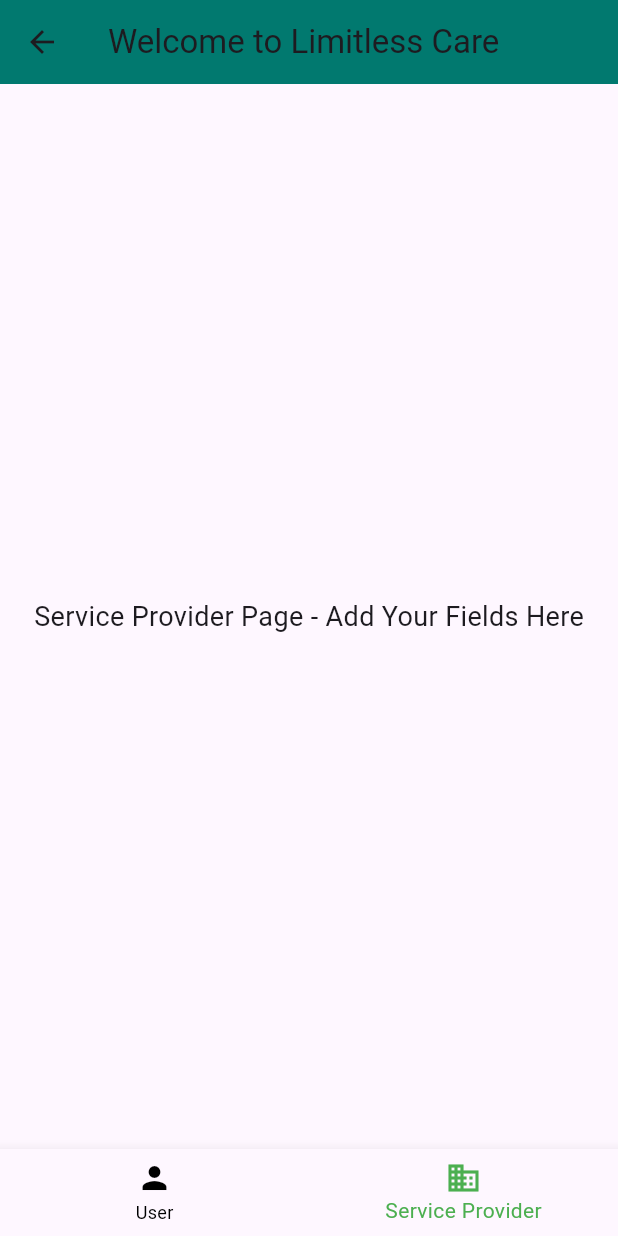
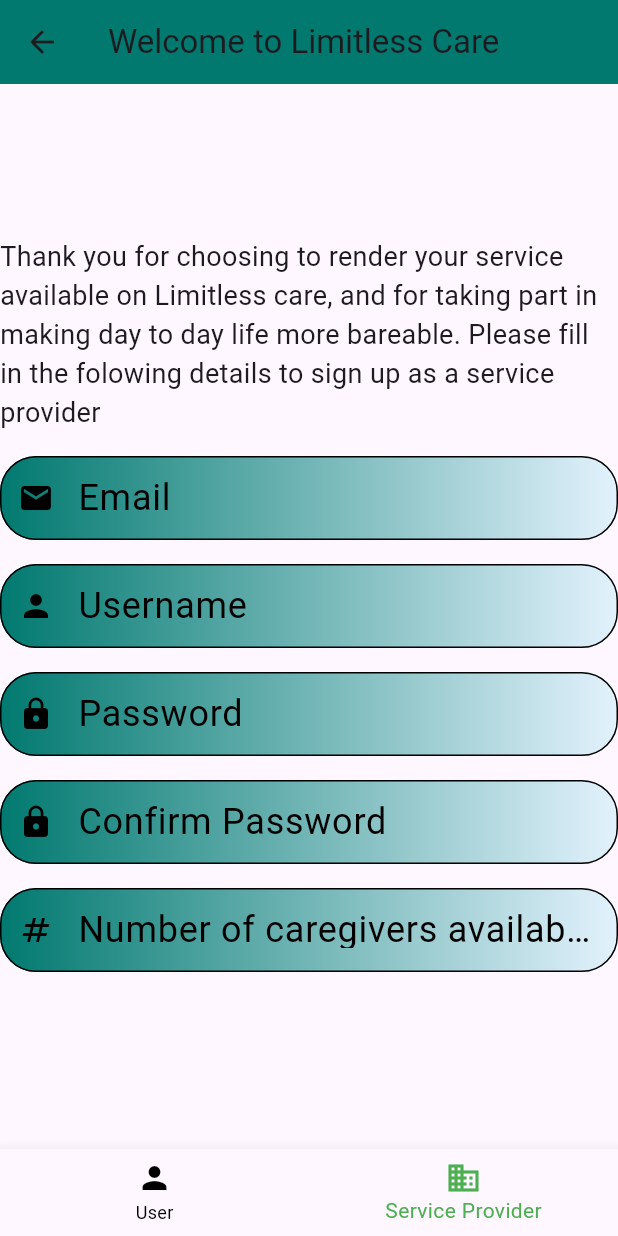
Before and after one commit to WernerKigero/limitless_care, a Flutter app: the SignUp screen opened directly, item 2 of the bottom bar chosen, on a phone screen of 412 x 824 dp. Run offline on Flutter 3.47's test engine with Material 3 defaults, Android fonts, the light colour scheme and no system bars.

Commit message:
service provider sign Up WIP

```diff
--- a/lib/signup.dart
+++ b/lib/signup.dart
@@ -147,13 +147,25 @@
     return Container(
       // Add your service provider input fields here
       child: Center(
-        child: Text(
-          'Service Provider Page - Add Your Fields Here',
-          style: TextStyle(fontSize: 18.0),
+        child: Column( // Use a Column to arrange widgets vertically
+          mainAxisAlignment: MainAxisAlignment.center,
+          children: [
+            Text(
+              'Thank you for choosing to render your service available on Limitless care, and for taking part in making day to day life more bareable. Please fill in the folowing details to sign up as a service provider',
+              style: TextStyle(fontSize: 18.0),
+            ),
+            SizedBox(height: 16.0), // SizedBox wrapped around the Text widget
+            _buildTextField("Email", Icons.email),
+            _buildTextField("Username", Icons.person),
+            _buildTextField("Password", Icons.lock),
+            _buildTextField("Confirm Password", Icons.lock),
+            _buildTextField("Number of caregivers available", Icons.numbers_sharp),
+          ],
         ),
       ),
     );
   }
+
 
   Widget _buildTextField(String label, IconData icon) {
     return Container(
```
